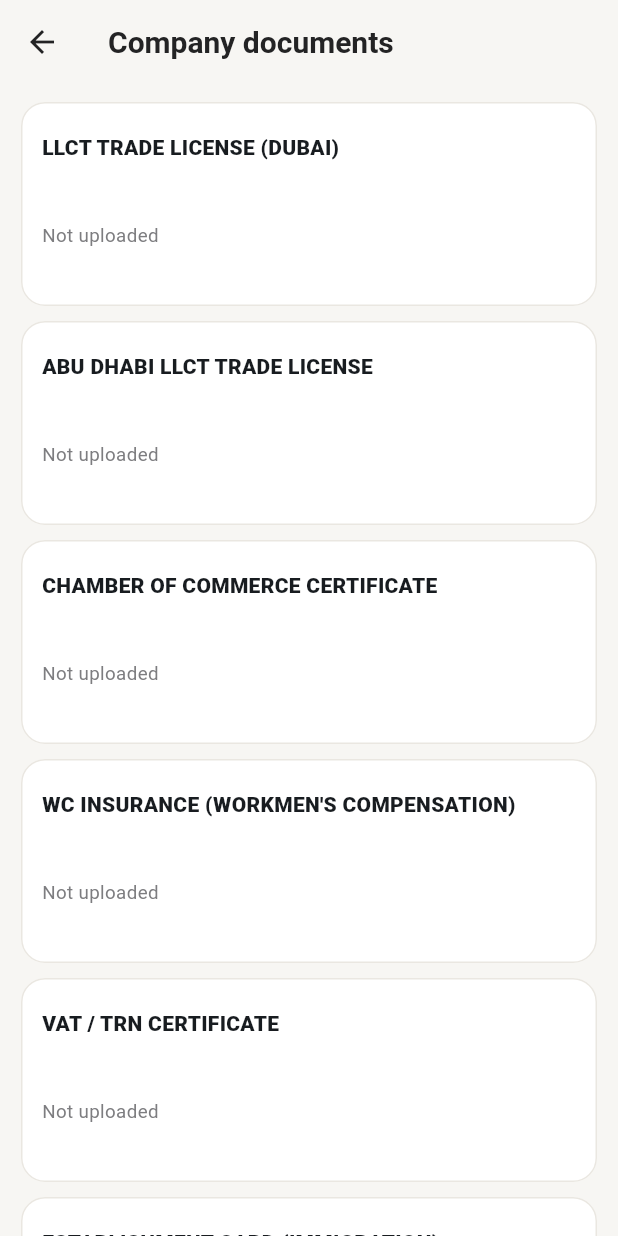
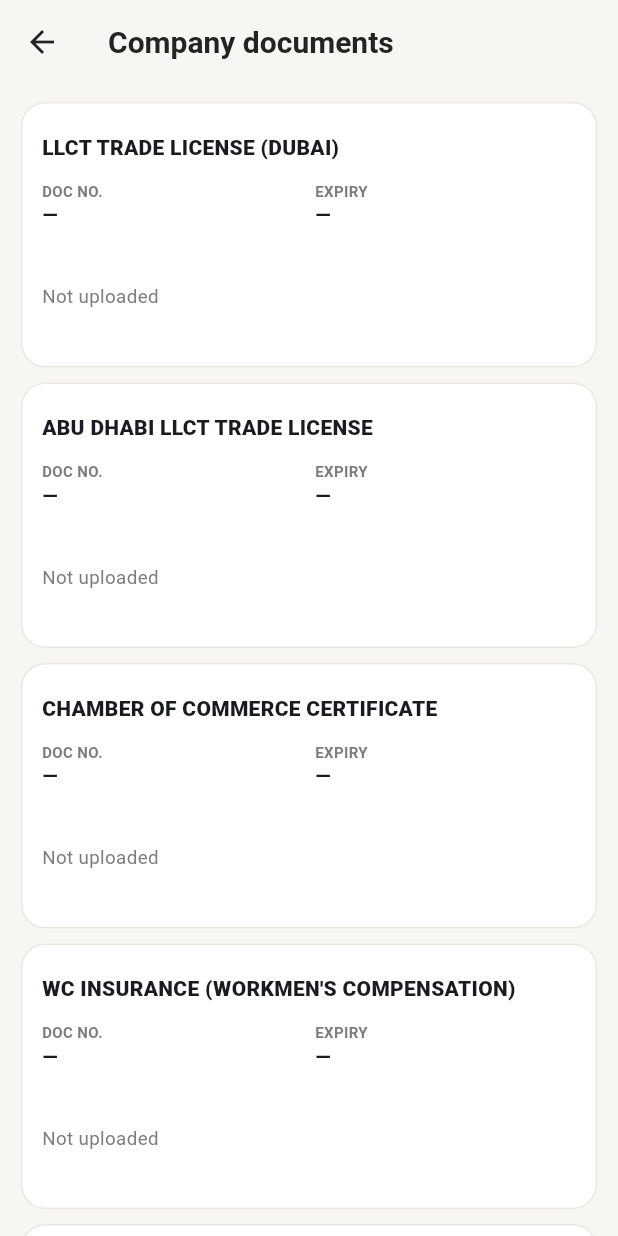
Before and after one commit to anwar3000/llct-att, a Flutter app: the CompanyDocumentsScreen screen opened directly with empty values, on a phone screen of 412 x 824 dp. Run offline on Flutter 3.47's test engine with Material 3 defaults, Android fonts, the phone set to English and light mode, and no system bars; our stand-ins replace cloud_firestore, file_picker, firebase_auth, firebase_core, flutter_map, geolocator and 4 more; accounts and stored records are empty; generated files the repository leaves out were written again.

Commit message:
v1.9.0: company documents show doc number & expiry on every card (asked right after upload); renewal reminder 15 days before expiry on the admin overview (app) and dashboard (web)
Co-Authored-By: Claude Opus 5.5 <noreply@anthropic.com>
Claude-Session: https://claude.ai/code/session_015qzTpt6uEuWmkNBnxjV4nm

```diff
--- a/lib/core/utils.dart
+++ b/lib/core/utils.dart
@@ -99,7 +99,7 @@ String initials(String name) {
 }
 
 /// Shown in the profile sheet so staff can confirm they have the latest app.
-const kAppVersion = '1.8.9';
+const kAppVersion = '1.9.0';
 
 void showSnack(BuildContext context, String msg, {bool error = false}) {
   ScaffoldMessenger.of(context)
--- a/lib/models/models.dart
+++ b/lib/models/models.dart
@@ -1300,3 +1300,24 @@ class IdOwner {
   factory IdOwner.fromUser(AppUser u) =>
       IdOwner(id: u.id, type: 'staff', name: u.name, org: u.designation, phone: u.phone, code: u.loginId);
 }
+
+
+/// Company documents are flagged this many days before they expire.
+const kCompanyRenewDays = 15;
+
+/// Days until a 'yyyy-MM-dd' date (negative = past), or null.
+int? daysUntilKey(String v) {
+  final p = v.split('-');
+  if (p.length != 3) return null;
+  final y = int.tryParse(p[0]), m = int.tryParse(p[1]), d = int.tryParse(p[2]);
+  if (y == null || m == null || d == null) return null;
+  final n = DateTime.now();
+  return DateTime(y, m, d).difference(DateTime(n.year, n.month, n.day)).inDays;
+}
+
+/// Company documents that are expired or expire within [kCompanyRenewDays] days, soonest first.
+List<CompanyDoc> companyDocsDue(List<CompanyDoc> docs) {
+  final l = docs.where((d) => (daysUntilKey(d.expiry) ?? 9999) <= kCompanyRenewDays).toList()
+    ..sort((a, b) => a.expiry.compareTo(b.expiry));
+  return l;
+}
--- a/lib/screens/admin/company_documents_screen.dart
+++ b/lib/screens/admin/company_documents_screen.dart
@@ -85,6 +85,11 @@ class _CompanyDocumentsScreenState extends State<CompanyDocumentsScreen> {
       }
       await Db.uploadCompanyFile(docId: e.id, name: p.name, mime: p.mime, bytes: p.bytes, by: widget.me.name);
       if (mounted) showSnack(context, '${e.title} uploaded');
+      // Ask for the document number and expiry date right away if they're not filled in yet.
+      if (mounted && ((e.doc?.number ?? '').isEmpty || (e.doc?.expiry ?? '').isEmpty)) {
+        setState(() => _busy = null);
+        await _editDetails(_Entry(e.id, e.key, e.title, e.doc ?? CompanyDoc(id: e.id, key: e.key, title: e.title, custom: e.custom), e.custom));
+      }
     } catch (err) {
       if (mounted) showSnack(context, '$err'.replaceFirst('Exception: ', ''), error: true);
     } finally {
@@ -255,7 +260,7 @@ class _CompanyDocumentsScreenState extends State<CompanyDocumentsScreen> {
 
   List<Widget> _expiringBanner() {
     final bad = [..._standard, ..._additional]
-        .where((e) => (IdSheet.daysLeft(e.doc?.expiry ?? '') ?? 999) <= 30)
+        .where((e) => (IdSheet.daysLeft(e.doc?.expiry ?? '') ?? 999) <= kCompanyRenewDays)
         .toList();
     if (bad.isEmpty) return const [];
     return [
@@ -279,7 +284,7 @@ class _CompanyDocumentsScreenState extends State<CompanyDocumentsScreen> {
     final d = IdSheet.daysLeft(exp);
     if (d == null) return const SizedBox.shrink();
     if (d < 0) return const Pill('Expired', color: AppColors.danger, icon: Icons.error_outline);
-    if (d <= 30) return Pill('Expires in $d d', color: AppColors.warning, icon: Icons.schedule);
+    if (d <= kCompanyRenewDays) return Pill(d == 0 ? 'Expires today' : 'Expires in $d d', color: AppColors.warning, icon: Icons.schedule);
     return const Pill('Valid', color: AppColors.success, icon: Icons.check_circle);
   }
 
@@ -287,11 +292,6 @@ class _CompanyDocumentsScreenState extends State<CompanyDocumentsScreen> {
     final files = _filesOf(e.id);
     final d = e.doc;
     final busy = _busy == e.id;
-    final details = [
-      if ((d?.number ?? '').isNotEmpty) 'No. ${d!.number}',
-      if ((d?.issueDate ?? '').isNotEmpty) 'Issued ${IdSheet.fmtDay(d!.issueDate)}',
-      if ((d?.expiry ?? '').isNotEmpty) 'Expires ${IdSheet.fmtDay(d!.expiry)}',
-    ].join('  ·  ');
     return Card(
       margin: const EdgeInsets.only(bottom: 10),
       child: Padding(
@@ -321,10 +321,36 @@ class _CompanyDocumentsScreenState extends State<CompanyDocumentsScreen> {
             else
               const SizedBox(height: 40),
           ]),
-          if (details.isNotEmpty)
+          // Document number & expiry, always visible (tap to edit).
+          InkWell(
+            borderRadius: BorderRadius.circular(8),
+            onTap: _canEdit ? () => _editDetails(e) : null,
+            child: Padding(
+              padding: const EdgeInsets.only(bottom: 6, top: 2),
+              child: Row(children: [
+                Expanded(
+                  child: Column(crossAxisAlignment: CrossAxisAlignment.start, children: [
+                    const Text('DOC NO.', style: TextStyle(fontSize: 10, color: AppColors.muted, fontWeight: FontWeight.w700)),
+                    Text((d?.number ?? '').isEmpty ? '—' : d!.number,
+                        style: const TextStyle(fontSize: 13.5, fontWeight: FontWeight.w600), maxLines: 1, overflow: TextOverflow.ellipsis),
+                  ]),
+                ),
+                Expanded(
+                  child: Column(crossAxisAlignment: CrossAxisAlignment.start, children: [
+                    const Text('EXPIRY', style: TextStyle(fontSize: 10, color: AppColors.muted, fontWeight: FontWeight.w700)),
+                    Text((d?.expiry ?? '').isEmpty ? '—' : IdSheet.fmtDay(d!.expiry),
+                        style: const TextStyle(fontSize: 13.5, fontWeight: FontWeight.w600)),
+                  ]),
+                ),
+                if (_canEdit && ((d?.number ?? '').isEmpty || (d?.expiry ?? '').isEmpty))
+                  const Text('Add', style: TextStyle(color: AppColors.accentDark, fontWeight: FontWeight.w700, fontSize: 12.5)),
+              ]),
+            ),
+          ),
+          if ((d?.issueDate ?? '').isNotEmpty)
             Padding(
               padding: const EdgeInsets.only(bottom: 4),
-              child: Text(details, style: const TextStyle(fontSize: 12.5, color: AppColors.ink)),
+              child: Text('Issued ${IdSheet.fmtDay(d!.issueDate)}', style: const TextStyle(fontSize: 12, color: AppColors.muted)),
             ),
           if ((d?.notes ?? '').isNotEmpty)
             Padding(
--- a/pubspec.yaml
+++ b/pubspec.yaml
@@ -1,7 +1,7 @@
 name: attendance_pro
 description: Field staff attendance with GPS check-in/out, site scheduling, site updates, petty cash and a live management dashboard.
 publish_to: 'none'
-version: 1.8.9+34
+version: 1.9.0+35
 
 environment:
   sdk: '>=3.6.0 <4.0.0'
```
Also changed, not shown: lib/screens/admin/overview_tab.dart (+57 -0 lines), 4 other files.
